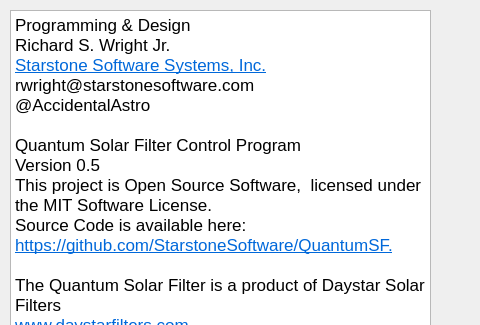
Above: dlgabout.ui from StarstoneSoftware/QuantumSF before the change; both pictures show x 0 to 480 and y 0 to 325 of the 780 by 480 pixel window. Below: the same form after it.
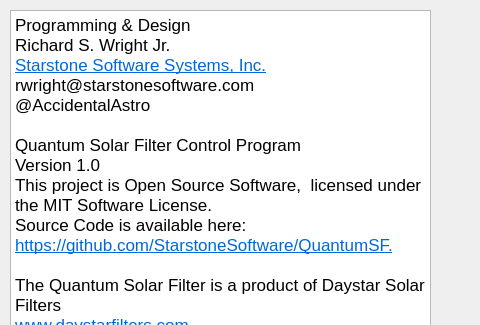
That is the form after the change. Icons and pictures are not drawn.

Patch:
```diff
--- a/dlgabout.ui
+++ b/dlgabout.ui
@@ -78,7 +78,7 @@
 &lt;p style=&quot; margin-top:0px; margin-bottom:0px; margin-left:0px; margin-right:0px; -qt-block-indent:0; text-indent:0px;&quot;&gt;&lt;span style=&quot; font-family:'.SF NS Text';&quot;&gt;@AccidentalAstro&lt;/span&gt;&lt;/p&gt;
 &lt;p style=&quot;-qt-paragraph-type:empty; margin-top:0px; margin-bottom:0px; margin-left:0px; margin-right:0px; -qt-block-indent:0; text-indent:0px; font-family:'.SF NS Text';&quot;&gt;&lt;br /&gt;&lt;/p&gt;
 &lt;p style=&quot; margin-top:0px; margin-bottom:0px; margin-left:0px; margin-right:0px; -qt-block-indent:0; text-indent:0px;&quot;&gt;&lt;span style=&quot; font-family:'.SF NS Text';&quot;&gt;Quantum Solar Filter Control Program&lt;/span&gt;&lt;/p&gt;
-&lt;p style=&quot; margin-top:0px; margin-bottom:0px; margin-left:0px; margin-right:0px; -qt-block-indent:0; text-indent:0px;&quot;&gt;&lt;span style=&quot; font-family:'.SF NS Text';&quot;&gt;Version 0.5&lt;/span&gt;&lt;/p&gt;
+&lt;p style=&quot; margin-top:0px; margin-bottom:0px; margin-left:0px; margin-right:0px; -qt-block-indent:0; text-indent:0px;&quot;&gt;&lt;span style=&quot; font-family:'.SF NS Text';&quot;&gt;Version 1.0&lt;/span&gt;&lt;/p&gt;
 &lt;p style=&quot; margin-top:0px; margin-bottom:0px; margin-left:0px; margin-right:0px; -qt-block-indent:0; text-indent:0px;&quot;&gt;&lt;span style=&quot; font-family:'.SF NS Text';&quot;&gt;This project is Open Source Software,  licensed under the MIT Software License.&lt;/span&gt;&lt;/p&gt;
 &lt;p style=&quot; margin-top:0px; margin-bottom:0px; margin-left:0px; margin-right:0px; -qt-block-indent:0; text-indent:0px;&quot;&gt;&lt;span style=&quot; font-family:'.SF NS Text';&quot;&gt;Source Code is available here:&lt;/span&gt;&lt;/p&gt;
 &lt;p style=&quot; margin-top:0px; margin-bottom:0px; margin-left:0px; margin-right:0px; -qt-block-indent:0; text-indent:0px;&quot;&gt;&lt;a href=&quot;https://github.com/StarstoneSoftware/QuantumSF&quot;&gt;&lt;span style=&quot; font-family:'.SF NS Text'; text-decoration: underline; color:#0068da;&quot;&gt;https://github.com/StarstoneSoftware/QuantumSF.&lt;/span&gt;&lt;/a&gt;&lt;/p&gt;
```
